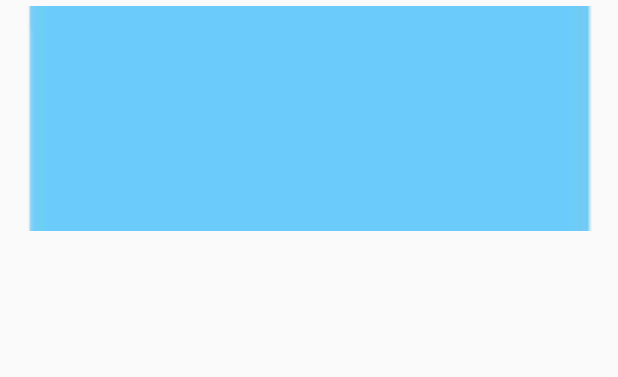
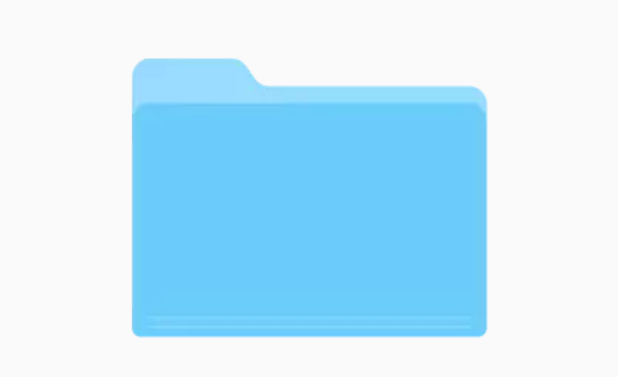
Before and after one commit to Turskyi/Pictures, an Android app: the layout file_list.xml on its own in the app's theme, with its tools: preview values and no code run, on a phone screen of 412 x 824 dp. Shown: the top 377 px of the screen. Run offline under Robolectric (Android 15) with nearby library versions, the phone set to English and light mode, and no system bars.

Commit message:
scaletype

```diff
--- a/app/src/main/res/layout/file_list.xml
+++ b/app/src/main/res/layout/file_list.xml
@@ -8,15 +8,16 @@
     <ImageView
             android:id="@+id/image_view_preview"
             android:layout_width="match_parent"
-            android:layout_height="150dp"
+            android:layout_height="wrap_content"
             android:layout_margin="4dp"
-            android:scaleType="centerCrop"
+            android:scaleType="centerInside"
             android:src="@drawable/ic_folder"
             tools:ignore="ContentDescription"/>
 
     <TextView
             android:id="@+id/file_name"
             android:textColor="#000"
+            android:gravity="center"
             android:layout_marginStart="4dp"
             android:layout_width="match_parent"
             android:layout_height="wrap_content"/>
```
